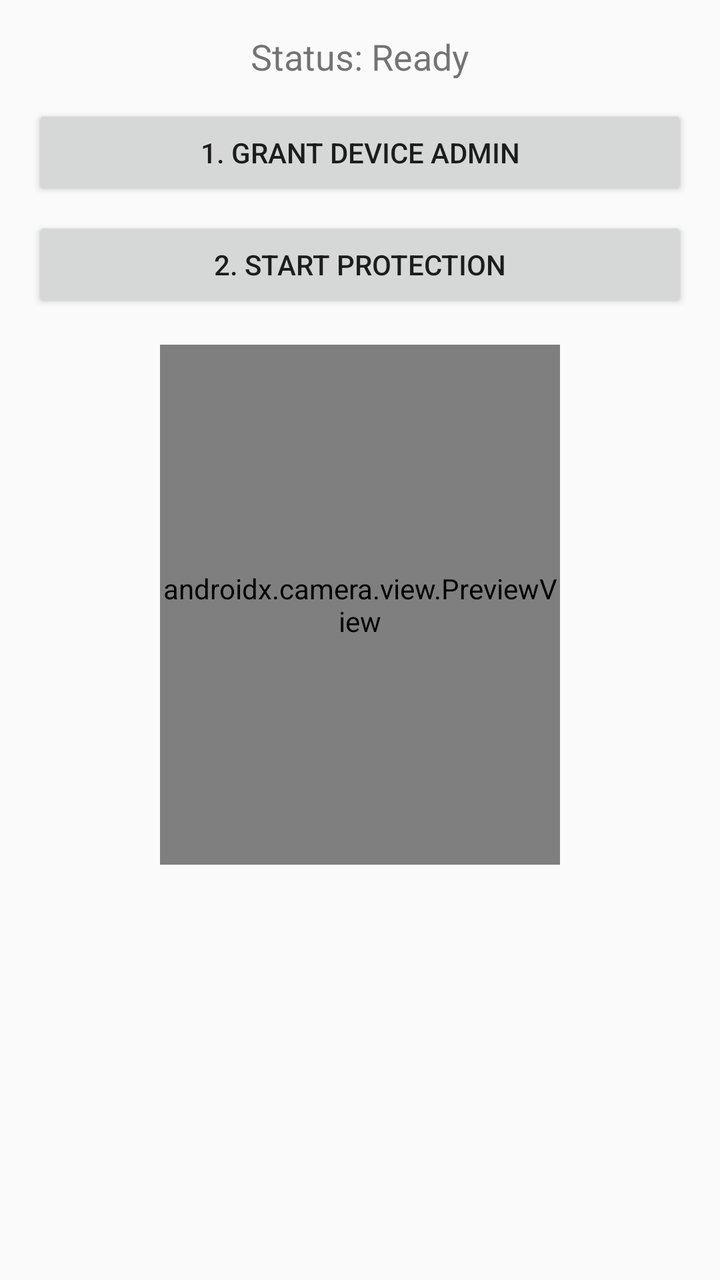
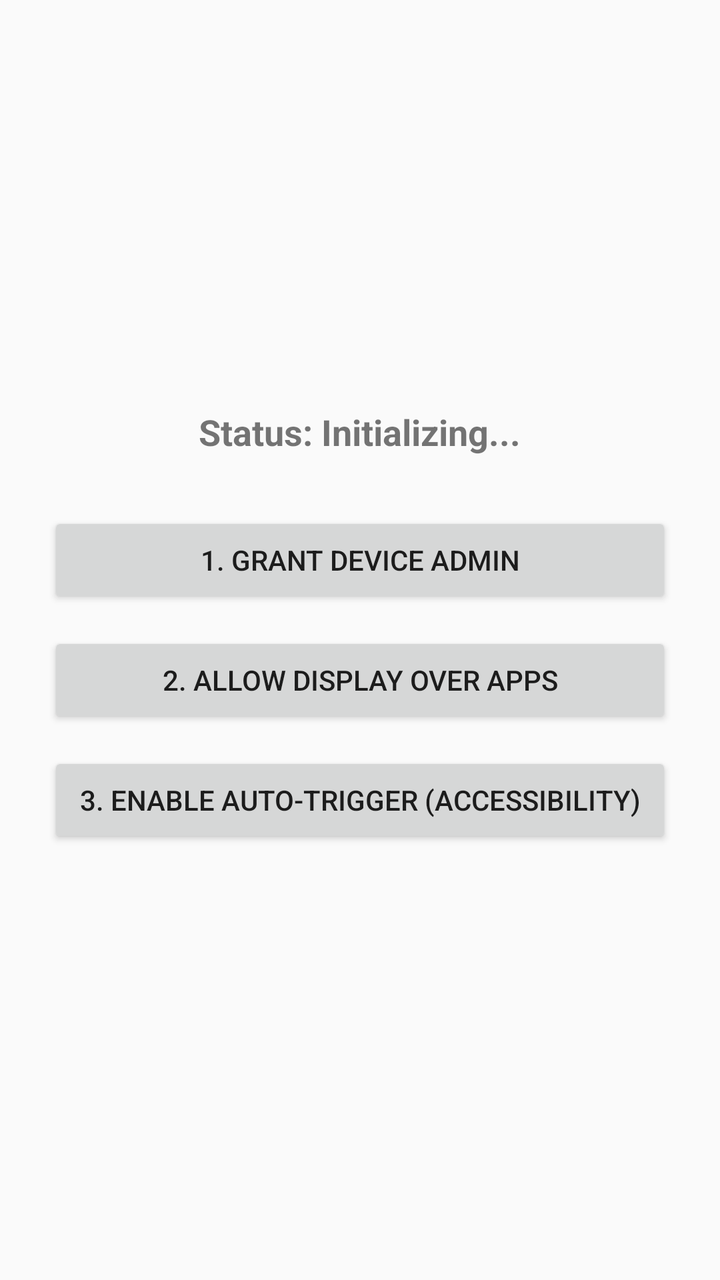

Screens rendered from an Android XML layout before and after an edit, with the pre-edit source and the edit as a unified diff.
<!-- AndroidManifest.xml: application theme Theme.AppCompat.Light.NoActionBar -->
<!-- res/layout/activity_main.xml -->
<?xml version="1.0" encoding="utf-8"?>
<LinearLayout xmlns:android="http://schemas.android.com/apk/res/android"
    android:layout_width="match_parent"
    android:layout_height="match_parent"
    android:orientation="vertical"
    android:padding="16dp"
    android:gravity="center_horizontal">

    <TextView
        android:id="@+id/tvStatus"
        android:layout_width="wrap_content"
        android:layout_height="wrap_content"
        android:text="Status: Ready"
        android:textSize="18sp"
        android:layout_marginBottom="12dp" />

    <Button
        android:id="@+id/btnAdmin"
        android:layout_width="match_parent"
        android:layout_height="wrap_content"
        android:text="1. Grant Device Admin" />

    <Button
        android:id="@+id/btnToggle"
        android:layout_width="match_parent"
        android:layout_height="wrap_content"
        android:text="2. Start Protection"
        android:layout_marginTop="8dp" />

    <androidx.camera.view.PreviewView
        android:id="@+id/previewView"
        android:layout_width="200dp"
        android:layout_height="260dp"
        android:layout_marginTop="16dp" />
</LinearLayout>
<!-- resources referenced by this layout -->
<resources>

</resources>

<!-- the commit's change to res/layout/activity_main.xml (unified diff, before → after) -->
@@ -2,34 +2,38 @@
 <LinearLayout xmlns:android="http://schemas.android.com/apk/res/android"
     android:layout_width="match_parent"
     android:layout_height="match_parent"
+    android:gravity="center"
     android:orientation="vertical"
-    android:padding="16dp"
-    android:gravity="center_horizontal">
+    android:padding="24dp">
 
     <TextView
         android:id="@+id/tvStatus"
         android:layout_width="wrap_content"
         android:layout_height="wrap_content"
-        android:text="Status: Ready"
+        android:text="Status: Initializing..."
         android:textSize="18sp"
-        android:layout_marginBottom="12dp" />
+        android:textStyle="bold"
+        android:layout_marginBottom="28dp" />
 
     <Button
         android:id="@+id/btnAdmin"
         android:layout_width="match_parent"
         android:layout_height="wrap_content"
-        android:text="1. Grant Device Admin" />
+        android:text="1. Grant Device Admin"
+        android:layout_marginBottom="12dp" />
 
     <Button
         android:id="@+id/btnToggle"
         android:layout_width="match_parent"
         android:layout_height="wrap_content"
-        android:text="2. Start Protection"
-        android:layout_marginTop="8dp" />
+        android:text="2. Allow Display Over Apps"
+        android:layout_marginBottom="12dp" />
 
-    <androidx.camera.view.PreviewView
-        android:id="@+id/previewView"
-        android:layout_width="200dp"
-        android:layout_height="260dp"
-        android:layout_marginTop="16dp" />
+    <Button
+        android:id="@+id/btnAccessibility"
+        android:layout_width="match_parent"
+        android:layout_height="wrap_content"
+        android:text="3. Enable Auto-Trigger (Accessibility)"
+        android:layout_marginBottom="12dp" />
+
 </LinearLayout>
